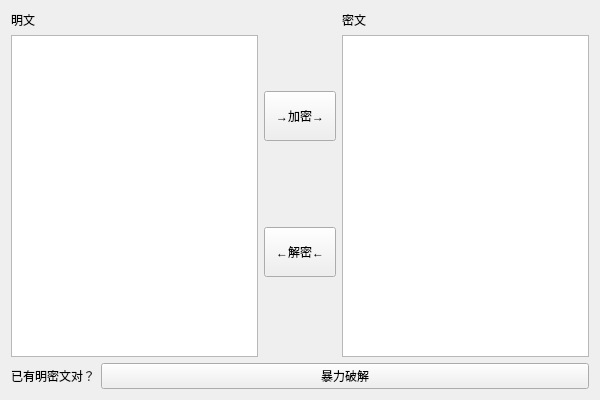
First picture: the form in Forms/main.ui, repository MaxAndFelix/S-DES_Python, before the edit.
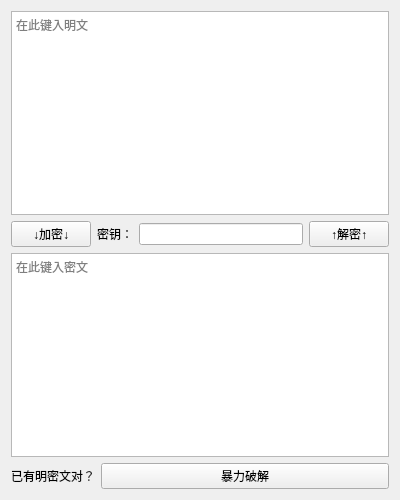
Second picture: the form after the edit.

Commit message: 界面预览

What changed in the file:
```diff
--- a/Forms/main.ui
+++ b/Forms/main.ui
@@ -9,39 +9,25 @@
    <rect>
     <x>0</x>
     <y>0</y>
-    <width>600</width>
-    <height>400</height>
+    <width>400</width>
+    <height>500</height>
    </rect>
   </property>
   <property name="windowTitle">
    <string>S-DES</string>
   </property>
-  <layout class="QVBoxLayout" name="verticalLayout_4">
+  <layout class="QHBoxLayout" name="horizontalLayout_4">
    <item>
-    <layout class="QHBoxLayout" name="horizontalLayout_2">
+    <layout class="QVBoxLayout" name="verticalLayout">
      <item>
-      <layout class="QVBoxLayout" name="verticalLayout_3">
-       <item>
-        <widget class="QLabel" name="label_Plain">
-         <property name="text">
-          <string>明文</string>
-         </property>
-        </widget>
-       </item>
-       <item>
-        <widget class="QPlainTextEdit" name="PlainTextEdit">
-         <property name="plainText">
-          <string/>
-         </property>
-         <property name="placeholderText">
-          <string>在此键入明文</string>
-         </property>
-        </widget>
-       </item>
-      </layout>
+      <widget class="QPlainTextEdit" name="PlainTextEdit">
+       <property name="placeholderText">
+        <string>在此键入明文</string>
+       </property>
+      </widget>
      </item>
      <item>
-      <layout class="QVBoxLayout" name="verticalLayout">
+      <layout class="QHBoxLayout" name="horizontalLayout_2">
        <item>
         <widget class="QPushButton" name="pBtn_Encrypt">
          <property name="sizePolicy">
@@ -63,10 +49,24 @@
           </size>
          </property>
          <property name="text">
-          <string>→加密→</string>
+          <string>↓加密↓</string>
          </property>
         </widget>
        </item>
+       <item>
+        <layout class="QHBoxLayout" name="horizontalLayout">
+         <item>
+          <widget class="QLabel" name="label">
+           <property name="text">
+            <string>密钥：</string>
+           </property>
+          </widget>
+         </item>
+         <item>
+          <widget class="QLineEdit" name="lineEdit_Key"/>
+         </item>
+        </layout>
+       </item>
        <item>
         <widget class="QPushButton" name="pBtn_Decrypt">
          <property name="sizePolicy">
@@ -88,58 +88,51 @@
           </size>
          </property>
          <property name="text">
-          <string>←解密←</string>
+          <string>↑解密↑</string>
          </property>
         </widget>
        </item>
       </layout>
      </item>
      <item>
-      <layout class="QVBoxLayout" name="verticalLayout_2">
+      <widget class="QPlainTextEdit" name="CipherTextEdit">
+       <property name="placeholderText">
+        <string>在此键入密文</string>
+       </property>
+      </widget>
+     </item>
+     <item>
+      <layout class="QHBoxLayout" name="horizontalLayout_3">
        <item>
-        <widget class="QLabel" name="label_cipher">
+        <widget class="QLabel" name="label_Crack">
+         <property name="sizePolicy">
+          <sizepolicy hsizetype="Maximum" vsizetype="Preferred">
+           <horstretch>0</horstretch>
+           <verstretch>0</verstretch>
+          </sizepolicy>
+         </property>
+         <property name="maximumSize">
+          <size>
+           <width>16777215</width>
+           <height>16777215</height>
+          </size>
+         </property>
          <property name="text">
-          <string>密文</string>
+          <string>已有明密文对？</string>
          </property>
         </widget>
        </item>
        <item>
-        <widget class="QTextBrowser" name="CipherTextBrowser"/>
+        <widget class="QPushButton" name="pBtn_Crack">
+         <property name="text">
+          <string>暴力破解</string>
+         </property>
+        </widget>
        </item>
       </layout>
      </item>
     </layout>
    </item>
-   <item>
-    <layout class="QHBoxLayout" name="horizontalLayout">
-     <item>
-      <widget class="QLabel" name="label_Crack">
-       <property name="sizePolicy">
-        <sizepolicy hsizetype="Maximum" vsizetype="Preferred">
-         <horstretch>0</horstretch>
-         <verstretch>0</verstretch>
-        </sizepolicy>
-       </property>
-       <property name="maximumSize">
-        <size>
-         <width>16777215</width>
-         <height>16777215</height>
-        </size>
-       </property>
-       <property name="text">
-        <string>已有明密文对？</string>
-       </property>
-      </widget>
-     </item>
-     <item>
-      <widget class="QPushButton" name="pBtn_Crack">
-       <property name="text">
-        <string>暴力破解</string>
-       </property>
-      </widget>
-     </item>
-    </layout>
-   </item>
   </layout>
  </widget>
  <resources/>
```
The commit also changes 1 other file.
